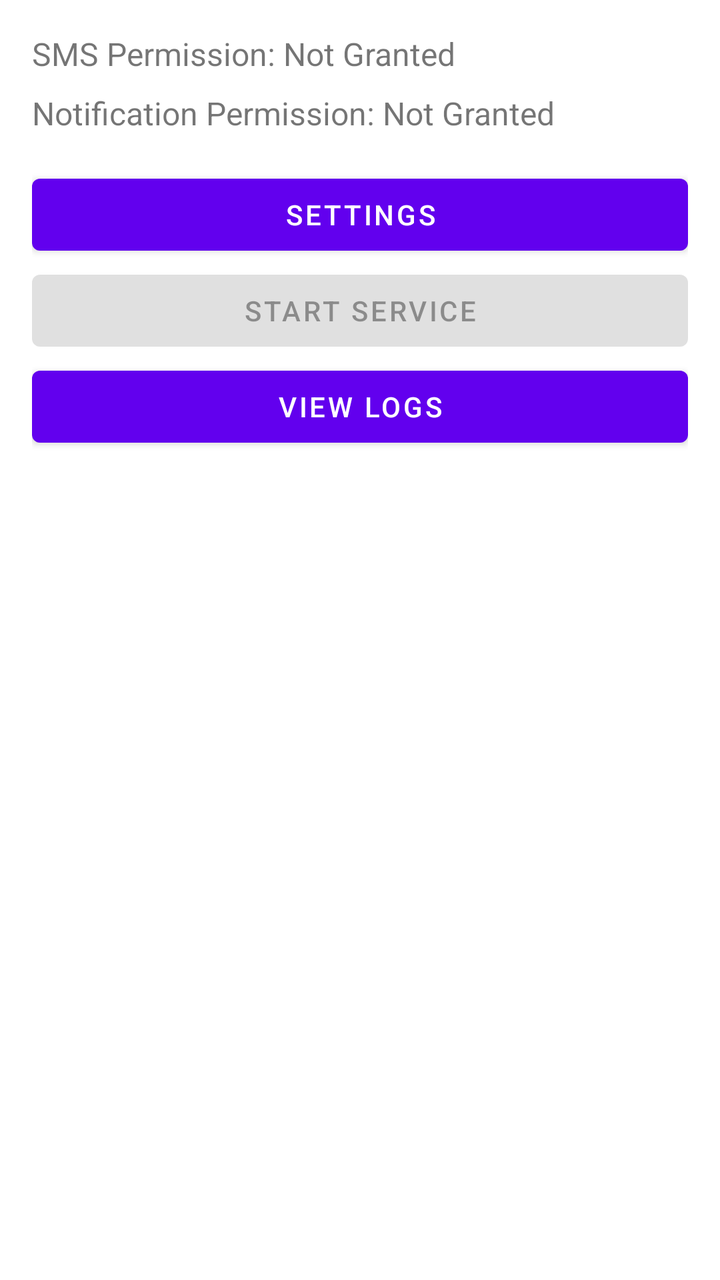
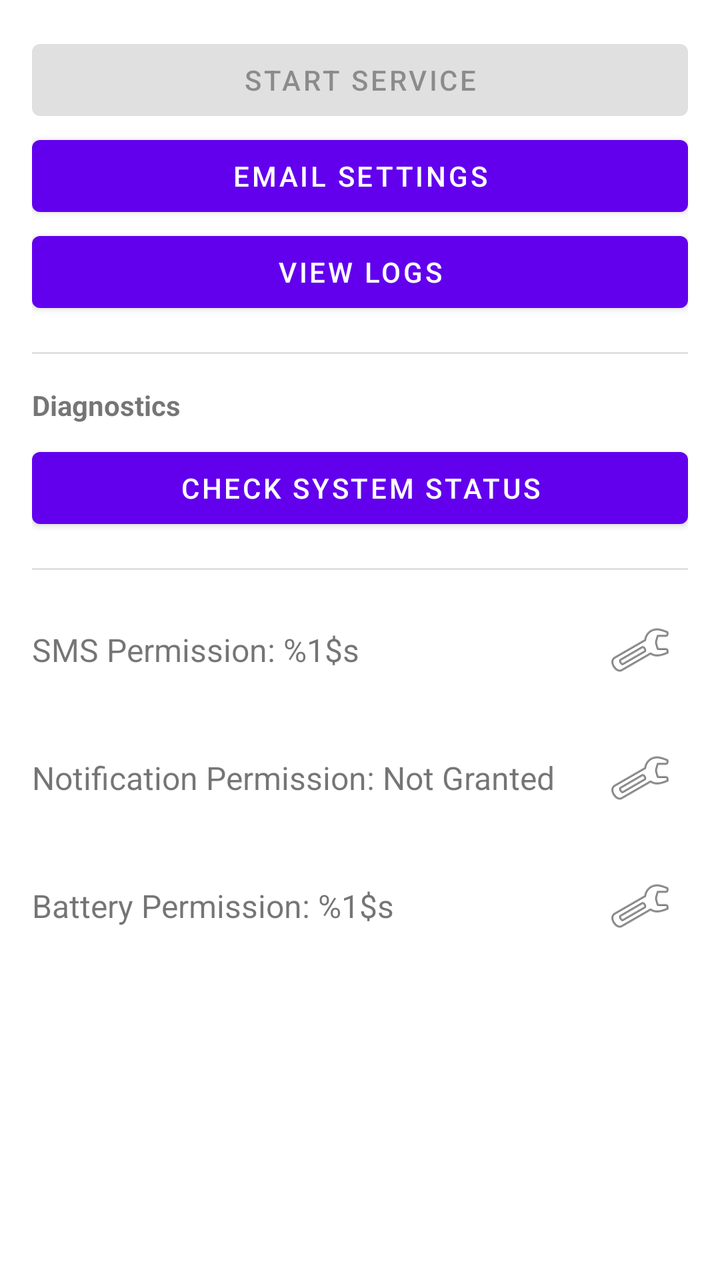

Two renders of the same Android screen: before a commit and after it. Below are the layout's source before the change and the commit's diff.
<!-- AndroidManifest.xml: application theme Theme.SMSForwarder -->
<!-- res/layout/activity_main.xml -->
<?xml version="1.0" encoding="utf-8"?>
<LinearLayout xmlns:android="http://schemas.android.com/apk/res/android"
    android:layout_width="match_parent"
    android:layout_height="match_parent"
    android:orientation="vertical"
    android:padding="16dp">

    <TextView
        android:id="@+id/smsPermissionStatus"
        android:layout_width="match_parent"
        android:layout_height="wrap_content"
        android:text="@string/sms_permission_not_granted"
        android:textSize="16sp"
        android:layout_marginBottom="8dp"/>

    <TextView
        android:id="@+id/notificationPermissionStatus"
        android:layout_width="match_parent"
        android:layout_height="wrap_content"
        android:text="@string/notification_permission_not_granted"
        android:textSize="16sp"
        android:layout_marginBottom="16dp"/>

    <Button
        android:id="@+id/settingsButton"
        android:layout_width="match_parent"
        android:layout_height="wrap_content"
        android:text="@string/settings" />

    <Button
        android:id="@+id/toggleServiceButton"
        android:layout_width="match_parent"
        android:layout_height="wrap_content"
        android:text="@string/start_service"
        android:enabled="false" />

    <Button
        android:id="@+id/viewLogsButton"
        android:layout_width="match_parent"
        android:layout_height="wrap_content"
        android:text="@string/view_logs" />

</LinearLayout>
<!-- resources referenced by this layout -->
<resources>
  <string name="notification_permission_not_granted">Notification Permission: Not Granted</string>
  <string name="settings">Settings</string>
  <string name="sms_permission_not_granted">SMS Permission: Not Granted</string>
  <string name="start_service">Start Service</string>
  <string name="view_logs">View Logs</string>
  <style name="Theme.SMSForwarder" parent="Theme.MaterialComponents.DayNight.DarkActionBar">
          
          <item name="colorPrimary">@color/purple_500</item>
          <item name="colorPrimaryVariant">@color/purple_700</item>
          <item name="colorOnPrimary">@color/white</item>
          
          <item name="colorSecondary">@color/teal_200</item>
          <item name="colorSecondaryVariant">@color/teal_700</item>
          <item name="colorOnSecondary">@color/black</item>
          
          <item name="android:statusBarColor">?attr/colorPrimaryVariant</item>
          
      </style>
  <color name="purple_500">#FF6200EE</color>
  <color name="purple_700">#FF3700B3</color>
  <color name="white">#FFFFFFFF</color>
  <color name="teal_200">#FF03DAC5</color>
  <color name="teal_700">#FF018786</color>
  <color name="black">#FF000000</color>
</resources>

<!-- the commit's change to res/layout/activity_main.xml (unified diff, before → after) -->
@@ -5,34 +5,18 @@
     android:orientation="vertical"
     android:padding="16dp">
 
-    <TextView
-        android:id="@+id/smsPermissionStatus"
+    <Button
+        android:id="@+id/toggleServiceButton"
         android:layout_width="match_parent"
         android:layout_height="wrap_content"
-        android:text="@string/sms_permission_not_granted"
-        android:textSize="16sp"
-        android:layout_marginBottom="8dp"/>
-
-    <TextView
-        android:id="@+id/notificationPermissionStatus"
-        android:layout_width="match_parent"
-        android:layout_height="wrap_content"
-        android:text="@string/notification_permission_not_granted"
-        android:textSize="16sp"
-        android:layout_marginBottom="16dp"/>
+        android:enabled="false"
+        android:text="@string/start_service" />
 
     <Button
         android:id="@+id/settingsButton"
         android:layout_width="match_parent"
         android:layout_height="wrap_content"
-        android:text="@string/settings" />
-
-    <Button
-        android:id="@+id/toggleServiceButton"
-        android:layout_width="match_parent"
-        android:layout_height="wrap_content"
-        android:text="@string/start_service"
-        android:enabled="false" />
+        android:text="@string/button_email_settings" />
 
     <Button
         android:id="@+id/viewLogsButton"
@@ -40,4 +24,131 @@
         android:layout_height="wrap_content"
         android:text="@string/view_logs" />
 
+    <View
+        android:layout_width="match_parent"
+        android:layout_height="1dp"
+        android:layout_marginTop="16dp"
+        android:layout_marginBottom="16dp"
+        android:background="?android:attr/listDivider" />
+
+    <TextView
+        android:layout_width="wrap_content"
+        android:layout_height="wrap_content"
+        android:text="@string/diagnostics_title"
+        android:textStyle="bold"
+        android:layout_marginBottom="8dp" />
+
+    <TextView
+        android:id="@+id/diagnosticInfoTextView"
+        android:layout_width="match_parent"
+        android:layout_height="wrap_content"
+        android:layout_marginTop="8dp"
+        android:paddingStart="16dp"
+        android:paddingEnd="16dp"
+        android:textAppearance="?android:attr/textAppearanceSmall"
+        android:visibility="gone" />
+
+    <Button
+        android:id="@+id/checkStatusButton"
+        android:layout_width="match_parent"
+        android:layout_height="wrap_content"
+        android:text="@string/check_status"
+        android:drawableStart="@drawable/ic_info_outline"
+        android:drawablePadding="8dp" />
+
+    <TextView
+        android:id="@+id/limitationsStatusTextView"
+        android:layout_width="match_parent"
+        android:layout_height="wrap_content"
+        android:layout_marginTop="8dp"
+        android:padding="8dp"
+        android:background="#FFF3CD"
+        android:textColor="#856404"
+        android:visibility="gone"
+        android:textSize="14sp" />
+
+    <View
+        android:layout_width="match_parent"
+        android:layout_height="1dp"
+        android:layout_marginTop="16dp"
+        android:layout_marginBottom="16dp"
+        android:background="?android:attr/listDivider" />
+
+    
+    <LinearLayout
+        android:layout_width="match_parent"
+        android:layout_height="wrap_content"
+        android:orientation="horizontal"
+        android:gravity="center_vertical"
+        android:layout_marginBottom="16dp">
+
+        <TextView
+            android:id="@+id/smsPermissionStatus"
+            android:layout_width="0dp"
+            android:layout_height="wrap_content"
+            android:layout_weight="1"
+            android:text="@string/sms_permission_status"
+            android:textSize="16sp" />
+
+        <ImageButton
+            android:id="@+id/smsPermissionGearButton"
+            android:layout_width="wrap_content"
+            android:layout_height="wrap_content"
+            android:src="@android:drawable/ic_menu_preferences"
+            android:contentDescription="@string/cd_configure_sms_permission"
+            android:background="?attr/selectableItemBackgroundBorderless"
+            android:padding="8dp"/>
+    </LinearLayout>
+
+    
+    <LinearLayout
+        android:layout_width="match_parent"
+        android:layout_height="wrap_content"
+        android:orientation="horizontal"
+        android:gravity="center_vertical"
+        android:layout_marginBottom="16dp">
+
+        <TextView
+            android:id="@+id/notificationPermissionStatus"
+            android:layout_width="0dp"
+            android:layout_height="wrap_content"
+            android:layout_weight="1"
+            android:text="@string/notification_permission_not_granted"
+            android:textSize="16sp" />
+
+        <ImageButton
+            android:id="@+id/notificationPermissionGearButton"
+            android:layout_width="wrap_content"
+            android:layout_height="wrap_content"
+            android:src="@android:drawable/ic_menu_preferences"
+            android:contentDescription="@string/cd_configure_notification_permission"
+            android:background="?attr/selectableItemBackgroundBorderless"
+            android:padding="8dp"/>
+    </LinearLayout>
+
+    
+    <LinearLayout
+        android:layout_width="match_parent"
+        android:layout_height="wrap_content"
+        android:orientation="horizontal"
+        android:gravity="center_vertical"
+        android:layout_marginBottom="16dp">
+
+        <TextView
+            android:id="@+id/batteryOptimizationStatus"
+            android:layout_width="0dp"
+            android:layout_height="wrap_content"
+            android:layout_weight="1"
+            android:text="@string/battery_permission_status"
+            android:textSize="16sp" />
+
+        <ImageButton
+            android:id="@+id/batteryOptimizationGearButton"
+            android:layout_width="wrap_content"
+            android:layout_height="wrap_content"
+            android:src="@android:drawable/ic_menu_preferences"
+            android:contentDescription="@string/cd_configure_battery_optimization"
+            android:background="?attr/selectableItemBackgroundBorderless"
+            android:padding="8dp"/>
+    </LinearLayout>
 </LinearLayout>
<!-- resource entries referenced after the edit -->
@@ -1,8 +1,25 @@
 <!-- resources referenced by this layout -->
 <resources>
+  <!-- drawable ic_info_outline (drawable) -->
+  <vector xmlns:android="http://schemas.android.com/apk/res/android"
+      android:width="24dp"
+      android:height="24dp"
+      android:viewportWidth="24"
+      android:viewportHeight="24"
+      android:tint="?attr/colorControlNormal">
+      <path
+          android:fillColor="@android:color/white"
+          android:pathData="M11,7h2v2h-2V7z M11,11h2v6h-2V11z M12,2C6.48,2 2,6.48 2,12s4.48,10 10,10s10,-4.48 10,-10S17.52,2 12,2z M12,20c-4.41,0 -8,-3.59 -8,-8s3.59,-8 8,-8s8,3.59 8,8S16.41,20 12,20z"/>
+  </vector>
+  <string name="battery_permission_status">Battery Permission: %1$s</string>
+  <string name="button_email_settings">Email Settings</string>
+  <string name="cd_configure_battery_optimization">Configure Battery Optimization</string>
+  <string name="cd_configure_notification_permission">Configure Notification Permission</string>
+  <string name="cd_configure_sms_permission">Configure SMS Permission</string>
+  <string name="check_status">Check System Status</string>
+  <string name="diagnostics_title">Diagnostics</string>
   <string name="notification_permission_not_granted">Notification Permission: Not Granted</string>
-  <string name="settings">Settings</string>
-  <string name="sms_permission_not_granted">SMS Permission: Not Granted</string>
+  <string name="sms_permission_status">SMS Permission: %1$s</string>
   <string name="start_service">Start Service</string>
   <string name="view_logs">View Logs</string>
   <style name="Theme.SMSForwarder" parent="Theme.MaterialComponents.DayNight.DarkActionBar">
